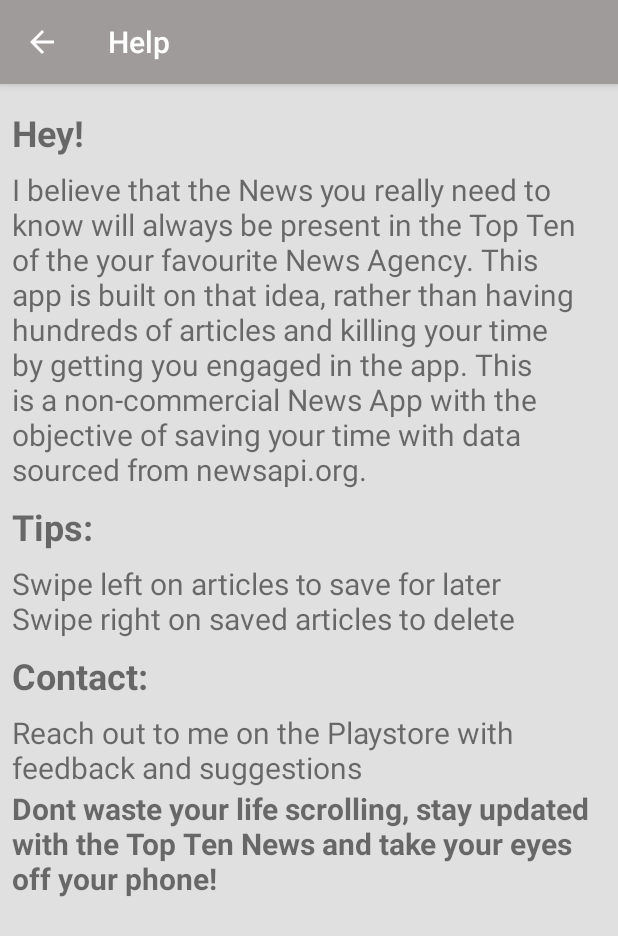
After one commit to nitheeshkpai/NYTimes, an Android app: the HelpActivity screen opened directly, with no data from a screen before it, on a phone screen of 412 x 824 dp. The commit adds this screen. Shown: the top 936 px of the screen. Run offline under Robolectric (Android 15) with nearby library versions, the phone set to English and light mode, and no system bars; network calls fail.

Commit message:
Lets get deploying!

```diff
--- a/app/src/main/AndroidManifest.xml
+++ b/app/src/main/AndroidManifest.xml
@@ -37,6 +37,10 @@
             android:label="@string/select_source"
             android:parentActivityName=".NewsFeedActivity"/>
 
+        <activity android:name=".HelpActivity"
+            android:label="@string/help"
+            android:parentActivityName=".NewsFeedActivity"/>
+
     </application>
 
 </manifest>
--- /dev/null
+++ b/app/src/main/java/com/example/nitheeshkpai/toptennews/HelpActivity.java
@@ -0,0 +1,28 @@
+package com.example.nitheeshkpai.toptennews;
+
+import android.os.Bundle;
+import android.support.v7.app.AlertDialog;
+import android.support.v7.app.AppCompatActivity;
+import android.support.v7.widget.Toolbar;
+
+import com.example.nitheeshkpai.toptennews.utils.DatabaseHandler;
+
+/**
+ * Created by nitheeshkpai on 3/9/17.
+ * Class that handles all DB stuff used in Save Article feature
+ */
+public class HelpActivity extends AppCompatActivity{
+
+    @Override
+    protected void onCreate(Bundle savedInstanceState) {
+        super.onCreate(savedInstanceState);
+
+        setContentView(R.layout.activity_help);
+
+        Toolbar toolbar = (Toolbar) findViewById(R.id.toolbar);
+        setSupportActionBar(toolbar);
+        if (getSupportActionBar() != null) {
+            getSupportActionBar().setDisplayHomeAsUpEnabled(true);
+        }
+    }
+}
--- a/app/src/main/java/com/example/nitheeshkpai/toptennews/NewsFeedActivity.java
+++ b/app/src/main/java/com/example/nitheeshkpai/toptennews/NewsFeedActivity.java
@@ -246,6 +246,11 @@ public class NewsFeedActivity extends AppCompatActivity implements SwipeRefreshL
             case R.id.saved_items:
                 Intent intent = new Intent(this, SavedNewsItemsActivity.class);
                 startActivity(intent);
+                break;
+            case R.id.help :
+                Intent intentHelp = new Intent(this, HelpActivity.class);
+                startActivity(intentHelp);
+                break;
         }
         DrawerLayout drawer = (DrawerLayout) findViewById(R.id.drawer_layout);
         drawer.closeDrawer(GravityCompat.START);
--- /dev/null
+++ b/app/src/main/res/drawable/ic_help.xml
@@ -0,0 +1,9 @@
+<vector xmlns:android="http://schemas.android.com/apk/res/android"
+        android:width="24dp"
+        android:height="24dp"
+        android:viewportWidth="24.0"
+        android:viewportHeight="24.0">
+    <path
+        android:fillColor="#FF000000"
+        android:pathData="M19,2L5,2c-1.11,0 -2,0.9 -2,2v14c0,1.1 0.89,2 2,2h4l3,3 3,-3h4c1.1,0 2,-0.9 2,-2L21,4c0,-1.1 -0.9,-2 -2,-2zM13,18h-2v-2h2v2zM15.07,10.25l-0.9,0.92C13.45,11.9 13,12.5 13,14h-2v-0.5c0,-1.1 0.45,-2.1 1.17,-2.83l1.24,-1.26c0.37,-0.36 0.59,-0.86 0.59,-1.41 0,-1.1 -0.9,-2 -2,-2s-2,0.9 -2,2L8,8c0,-2.21 1.79,-4 4,-4s4,1.79 4,4c0,0.88 -0.36,1.68 -0.93,2.25z"/>
+</vector>
--- /dev/null
+++ b/app/src/main/res/layout/activity_help.xml
@@ -0,0 +1,96 @@
+<?xml version="1.0" encoding="utf-8"?>
+<LinearLayout xmlns:android="http://schemas.android.com/apk/res/android"
+    xmlns:app="http://schemas.android.com/apk/res-auto"
+    android:layout_width="match_parent"
+    android:layout_height="match_parent"
+    android:background="@color/lightGrey"
+    android:orientation="vertical">
+
+    <android.support.design.widget.AppBarLayout
+        android:layout_width="match_parent"
+        android:layout_height="wrap_content"
+        android:theme="@style/AppTheme.AppBarOverlay">
+
+        <android.support.v7.widget.Toolbar
+            android:id="@+id/toolbar"
+            android:layout_width="match_parent"
+            android:layout_height="?attr/actionBarSize"
+            android:background="?attr/colorPrimary"
+            app:popupTheme="@style/AppTheme.PopupOverlay"
+            app:theme="@style/ThemeOverlay.AppCompat.ActionBar" />
+
+    </android.support.design.widget.AppBarLayout>
+
+    <ScrollView
+        android:layout_width="match_parent"
+        android:layout_height="match_parent">
+
+        <LinearLayout
+            android:layout_width="match_parent"
+            android:layout_height="match_parent"
+            android:layout_margin="@dimen/activity_vertical_margin"
+            android:orientation="vertical">
+
+            <TextView
+                android:layout_width="match_parent"
+                android:layout_height="wrap_content"
+                android:layout_marginTop="@dimen/activity_vertical_margin"
+                android:layout_marginBottom="@dimen/activity_vertical_margin"
+                android:text="@string/intro_text_header"
+                android:textSize="@dimen/header_font_size"
+                android:textStyle="bold" />
+
+            <TextView
+                android:id="@+id/intro"
+                android:layout_width="match_parent"
+                android:layout_height="match_parent"
+                android:layout_weight="1"
+                android:text="@string/intro_text"
+                android:textSize="@dimen/text_font_size" />
+
+            <TextView
+                android:layout_width="match_parent"
+                android:layout_height="wrap_content"
+                android:layout_marginTop="@dimen/activity_vertical_margin"
+                android:layout_marginBottom="@dimen/activity_vertical_margin"
+                android:text="@string/tips_text_header"
+                android:textSize="@dimen/header_font_size"
+                android:textStyle="bold" />
+
+            <TextView
+                android:id="@+id/tips"
+                android:layout_width="match_parent"
+                android:layout_height="match_parent"
+                android:layout_weight="1"
+                android:text="@string/tips_text"
+                android:textSize="@dimen/text_font_size" />
+
+            <TextView
+                android:layout_width="match_parent"
+                android:layout_height="wrap_content"
+                android:layout_marginTop="@dimen/activity_vertical_margin"
+                android:layout_marginBottom="@dimen/activity_vertical_margin"
+                android:text="@string/contact_text_header"
+                android:textSize="@dimen/header_font_size"
+                android:textStyle="bold" />
+
+            <TextView
+                android:id="@+id/contact"
+                android:layout_width="match_parent"
+                android:layout_height="match_parent"
+                android:layout_weight="1"
+                android:text="@string/contact"
+                android:textSize="@dimen/text_font_size" />
+
+            <TextView
+                android:id="@+id/final_word"
+                android:layout_width="match_parent"
+                android:layout_height="match_parent"
+                android:layout_weight="1"
+                android:text="@string/final_word"
+                android:textSize="@dimen/text_font_size"
+                android:textStyle="bold" />
+
+        </LinearLayout>
+    </ScrollView>
+</LinearLayout>
--- a/app/src/main/res/menu/activity_main_drawer_menu.xml
+++ b/app/src/main/res/menu/activity_main_drawer_menu.xml
@@ -6,4 +6,9 @@
             android:icon="@drawable/ic_saved"
             android:title="@string/saved_articles" />
 
+        <item
+                android:id="@+id/help"
+                android:icon="@drawable/ic_help"
+                android:title="@string/help"/>
+
 </menu>
--- a/app/src/main/res/values/dimens.xml
+++ b/app/src/main/res/values/dimens.xml
@@ -16,4 +16,8 @@
     <dimen name="card_elevation">24dp</dimen>
     <dimen name="toolbar_title">22sp</dimen>
     <dimen name="logo_toolbar_side">56dp</dimen>
+    <dimen name="tips_font_size">18sp</dimen>
+    <dimen name="text_font_size">20sp</dimen>
+    <dimen name="intro_font_size">16sp</dimen>
+    <dimen name="header_font_size">24sp</dimen>
 </resources>
--- a/app/src/main/res/values/strings.xml
+++ b/app/src/main/res/values/strings.xml
@@ -26,4 +26,12 @@
     <string name="open_external_browser">Open in External Browser</string>
     <string name="logo">Source Logo</string>
     <string name="credits_string">Powered by https://newsapi.org/</string>
+    <string name="help">Help</string>
+    <string name="intro_text_header">Hey!</string>
+    <string name="tips_text_header">Tips:</string>
+    <string name="contact_text_header">Contact:</string>
+    <string name="intro_text">I believe that the News you really need to know will always be present in the Top Ten of the your favourite News Agency. This app is built on that idea, rather than having hundreds of articles and killing your time by getting you engaged in the app. This is a non-commercial News App with the objective of saving your time with data sourced from "newsapi.org". </string>
+    <string name="tips_text">Swipe left on articles to save for later \nSwipe right on saved articles to delete</string>
+    <string name="final_word">Dont waste your life scrolling, stay updated with the Top Ten News and take your eyes off your phone!</string>
+    <string name="contact">Reach out to me on the Playstore with feedback and suggestions</string>
 </resources>
```
